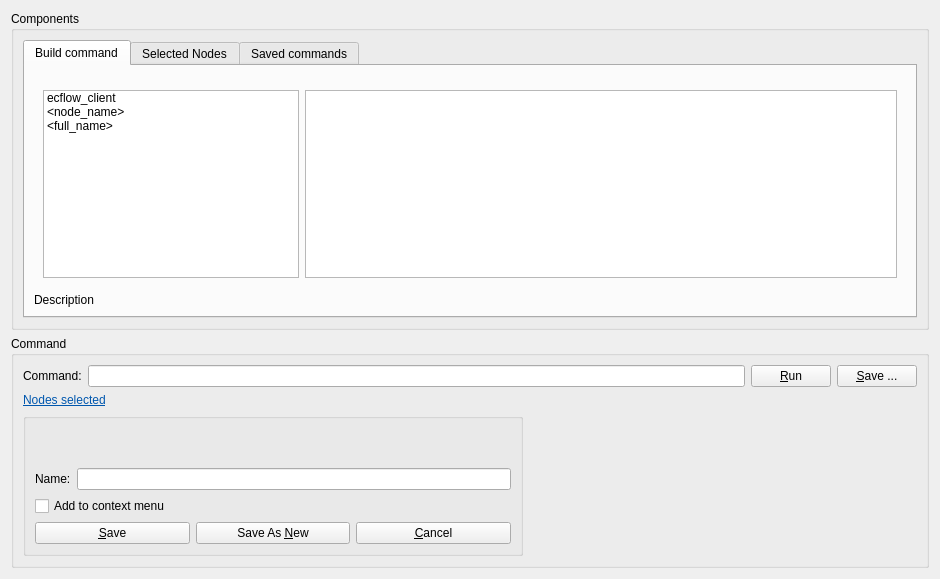
ecmwf/ecflow, file Viewer/src/CommandDesignerWidget.ui: the form before one commit.
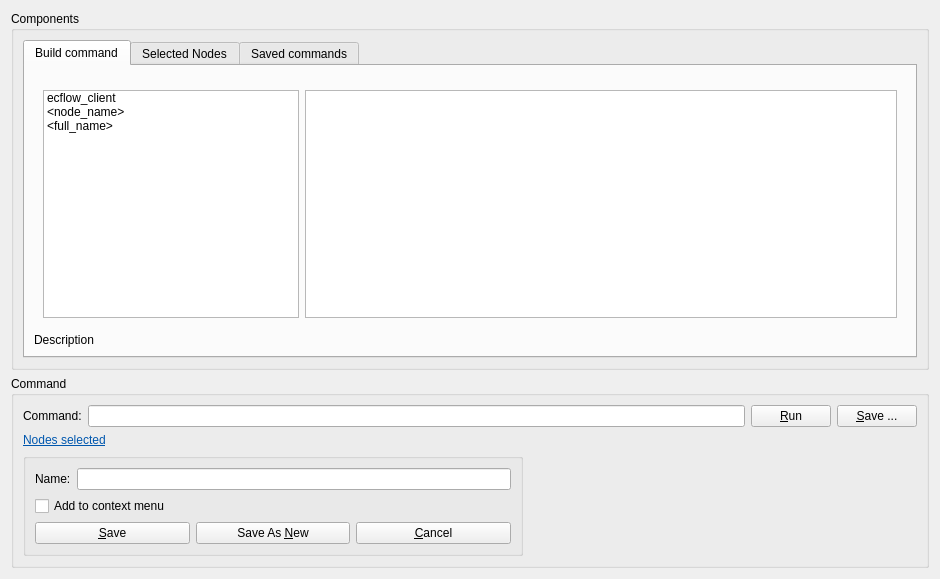
The form after the commit. Icons and pictures are not drawn. Custom widgets are drawn as their Qt base class.

Commit message: ecFlowUI: improved usability of Save Options in the Custom Command manager dialogue [ECFLOW-616]

```diff
--- a/Viewer/src/CommandDesignerWidget.ui
+++ b/Viewer/src/CommandDesignerWidget.ui
@@ -315,22 +315,6 @@
            <string/>
           </property>
           <layout class="QVBoxLayout" name="verticalLayout_2">
-           <item>
-            <widget class="MessageLabel" name="nameInfoLabel_" native="true"/>
-           </item>
-           <item>
-            <spacer name="verticalSpacer_2">
-             <property name="orientation">
-              <enum>Qt::Vertical</enum>
-             </property>
-             <property name="sizeHint" stdset="0">
-              <size>
-               <width>20</width>
-               <height>40</height>
-              </size>
-             </property>
-            </spacer>
-           </item>
            <item>
             <layout class="QHBoxLayout" name="horizontalLayout_3">
              <item>
```
The commit also changes 2 other files.
